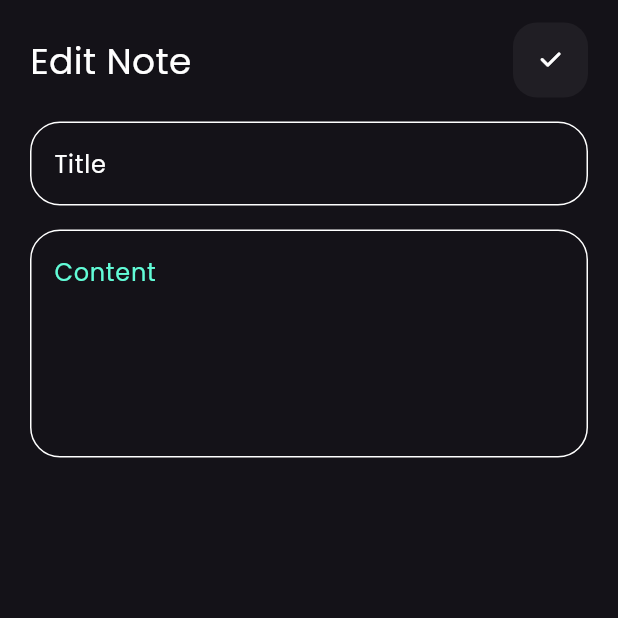
After one commit to ahmed3ab3al/notes_app, a Flutter app: the screen it shows after launch, after a tap on "Flutter Tips", on a phone screen of 412 x 824 dp, the top half of it. The commit adds this screen. Run offline on Flutter 3.47's test engine with Material 3 defaults, Android fonts, the phone set to English and light mode, and no system bars; our stand-ins replace font_awesome_flutter.

Commit message:
edit note body

```diff
--- a/lib/core/widgets/custom_text_form_field.dart
+++ b/lib/core/widgets/custom_text_form_field.dart
@@ -3,9 +3,10 @@ import 'package:notes_app/core/utils/colors.dart';
 
 class CustomTextFormField extends StatelessWidget {
   const CustomTextFormField(
-      {super.key, required this.hintText, this.maxLines = 1});
+      {super.key, required this.hintText, this.maxLines = 1, required this.color});
   final String hintText;
   final int maxLines;
+  final Color color;
 
   @override
   Widget build(BuildContext context) {
@@ -14,7 +15,7 @@ class CustomTextFormField extends StatelessWidget {
       maxLines: maxLines,
       decoration: InputDecoration(
         hintText: hintText,
-        hintStyle: const TextStyle(color: AppColors.primary),
+        hintStyle:  TextStyle(color:color),
         border: buildOutlineInputBorder(),
         enabledBorder: buildOutlineInputBorder(),
         focusedBorder: buildOutlineInputBorder(AppColors.primary),
--- /dev/null
+++ b/lib/features/home/presentation/views/edit_view.dart
@@ -0,0 +1,13 @@
+import 'package:flutter/material.dart';
+import 'package:notes_app/features/home/presentation/views/widgets/edit_view_body.dart';
+
+class EditView extends StatelessWidget {
+  const EditView({super.key});
+
+  @override
+  Widget build(BuildContext context) {
+    return const Scaffold(
+      body: EditViewBody(),
+    );
+  }
+}
--- a/lib/features/home/presentation/views/widgets/custom_appbar.dart
+++ b/lib/features/home/presentation/views/widgets/custom_appbar.dart
@@ -2,22 +2,28 @@ import 'package:flutter/material.dart';
 import 'package:notes_app/features/home/presentation/views/widgets/custom_search_icon.dart';
 
 class CustomAppbar extends StatelessWidget {
-  const CustomAppbar({super.key});
+  final String title;
+  final IconData icon;
+  final VoidCallback onTap;
+  const CustomAppbar(
+      {super.key,
+      required this.title,
+      required this.icon,
+      required this.onTap});
 
   @override
   Widget build(BuildContext context) {
-    return const Row(
+    return Row(
       children: [
         Text(
-          'Notes',
-          style: TextStyle(
+          title,
+          style: const TextStyle(
             color: Colors.white,
             fontSize: 24,
-
           ),
         ),
-        Spacer(),
-        CustomSearchIcon(),
+        const Spacer(),
+        CustomSearchIcon(icon: icon, onTap: onTap),
       ],
     );
   }
--- a/lib/features/home/presentation/views/widgets/custom_note_item.dart
+++ b/lib/features/home/presentation/views/widgets/custom_note_item.dart
@@ -1,12 +1,19 @@
 import 'package:flutter/material.dart';
 import 'package:font_awesome_flutter/font_awesome_flutter.dart';
+import 'package:notes_app/features/home/presentation/views/edit_view.dart';
 
 class CustomNoteItem extends StatelessWidget {
   const CustomNoteItem({super.key});
 
   @override
   Widget build(BuildContext context) {
-    return Container(
+    return GestureDetector(
+      onTap: () {
+        Navigator.push(context, MaterialPageRoute(builder: (context) {
+          return const EditView();
+        }));
+      },
+      child: Container(
         padding: const EdgeInsets.only(
           top: 20,
           bottom: 20,
@@ -58,6 +65,7 @@ class CustomNoteItem extends StatelessWidget {
             )
           ],
         ),
+      ),
     );
   }
 }
--- a/lib/features/home/presentation/views/widgets/custom_note_sheet.dart
+++ b/lib/features/home/presentation/views/widgets/custom_note_sheet.dart
@@ -1,4 +1,5 @@
 import 'package:flutter/material.dart';
+import 'package:notes_app/core/utils/colors.dart';
 import 'package:notes_app/core/widgets/custom_text_form_field.dart';
 import 'package:notes_app/features/home/presentation/views/widgets/custom_Button.dart';
 
@@ -15,13 +16,15 @@ class CustomNoteSheet extends StatelessWidget {
               SizedBox(
                 height: 16,
               ),
-              CustomTextFormField(hintText: 'Title'),
+              CustomTextFormField(hintText: 'Title',
+              color: AppColors.primary,),
               SizedBox(
                 height: 16,
               ),
               CustomTextFormField(
                 hintText: 'Content',
                 maxLines: 5,
+                color: AppColors.primary,
               ),
               SizedBox(
                 height: 128,
--- a/lib/features/home/presentation/views/widgets/custom_search_icon.dart
+++ b/lib/features/home/presentation/views/widgets/custom_search_icon.dart
@@ -1,23 +1,27 @@
 import 'package:flutter/material.dart';
-import 'package:font_awesome_flutter/font_awesome_flutter.dart';
 
 class CustomSearchIcon extends StatelessWidget {
-  const CustomSearchIcon({super.key});
+  final IconData icon;
+  final VoidCallback onTap;
+  const CustomSearchIcon({super.key, required this.icon, required this.onTap});
 
   @override
   Widget build(BuildContext context) {
-    return  Container(
+    return  GestureDetector(
+      onTap:onTap ,
+      child: Container(
         height: 50,
         width: 50,
         decoration:BoxDecoration(
           color: Colors.white.withOpacity(.05),
           borderRadius: BorderRadius.circular(16),
         ),
-      child: const Center(
+        child:  Center(
           child: Icon(
-          FontAwesomeIcons.magnifyingGlass,
+           icon,
             color: Colors.white,
             size: 15,
+          ),
         ),
       ),
     );
--- /dev/null
+++ b/lib/features/home/presentation/views/widgets/edit_view_body.dart
@@ -0,0 +1,42 @@
+import 'package:flutter/material.dart';
+import 'package:font_awesome_flutter/font_awesome_flutter.dart';
+import 'package:notes_app/core/utils/colors.dart';
+import 'package:notes_app/core/widgets/custom_text_form_field.dart';
+import 'package:notes_app/features/home/presentation/views/widgets/custom_appbar.dart';
+
+class EditViewBody extends StatelessWidget {
+  const EditViewBody({super.key});
+
+  @override
+  Widget build(BuildContext context) {
+    return Padding(
+      padding: const EdgeInsets.symmetric(horizontal: 20),
+      child: SafeArea(
+          child:  Column(
+        children: [
+          const SizedBox(
+            height: 15,
+          ),
+          CustomAppbar(
+            title: 'Edit Note',
+            icon: FontAwesomeIcons.check,
+            onTap: () {},
+          ),
+
+          const SizedBox(
+            height: 16,
+          ),
+          const CustomTextFormField(hintText: 'Title',
+            color:Colors.white,),
+          const SizedBox(
+            height: 16,
+          ),
+          const CustomTextFormField(
+            hintText: 'Content',
+            maxLines: 5,
+              color:AppColors.primary,),
+        ],
+      )),
+    );
+  }
+}
--- a/lib/features/home/presentation/views/widgets/notes_view_body.dart
+++ b/lib/features/home/presentation/views/widgets/notes_view_body.dart
@@ -1,4 +1,5 @@
 import 'package:flutter/material.dart';
+import 'package:font_awesome_flutter/font_awesome_flutter.dart';
 import 'package:notes_app/features/home/presentation/views/widgets/custom_appbar.dart';
 import 'package:notes_app/features/home/presentation/views/widgets/custom_notes_list_view.dart';
 
@@ -7,14 +8,18 @@ class NotesViewBody extends StatelessWidget {
 
   @override
   Widget build(BuildContext context) {
-    return const Padding(
-      padding: EdgeInsets.symmetric(horizontal: 20),
+    return  Padding(
+      padding: const EdgeInsets.symmetric(horizontal: 20),
       child: SafeArea(
         child: Column(
           children: [
-            SizedBox(height: 15,),
-            CustomAppbar(),
-           Expanded(child: CustomNotesListView()),
+            const SizedBox(height: 15,),
+            CustomAppbar(
+              onTap: (){},
+              title: 'Notes',
+              icon:  FontAwesomeIcons.magnifyingGlass,
+            ),
+           const Expanded(child: CustomNotesListView()),
 
           ],
         ),
```
Lines whose indentation alone changed are shown as unchanged.
